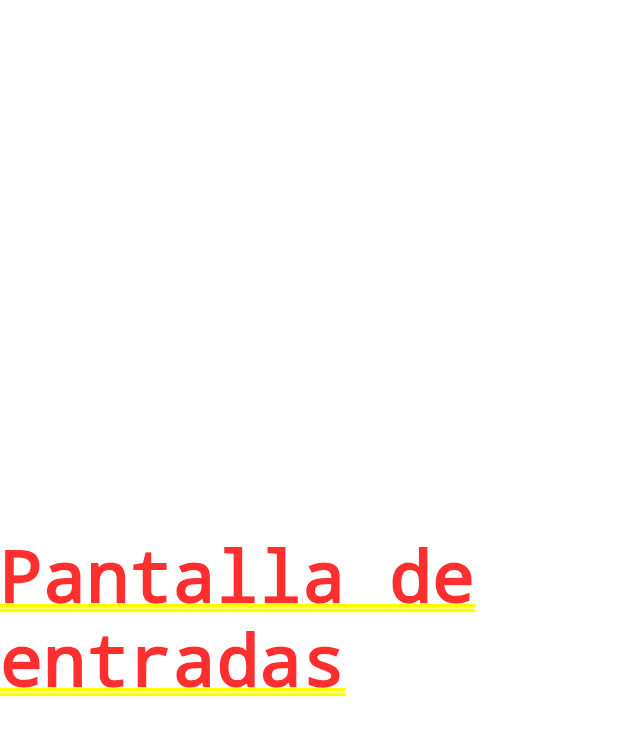
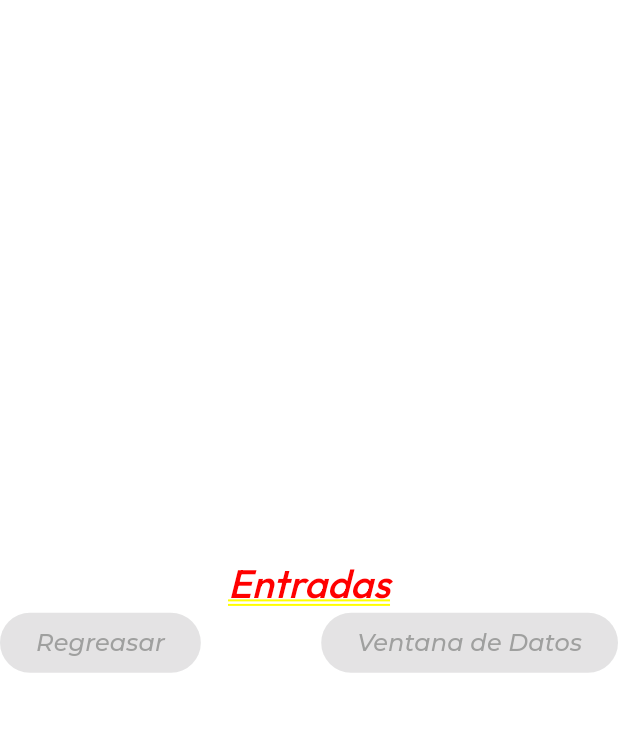
Before and after one commit to JesherI/componentes_flutter, a Flutter app: the screen it shows after launch, after a tap on "Entradas", on a phone screen of 412 x 824 dp. Shown: the top 736 px of the screen. Run offline on Flutter 3.47's test engine with Material 3 defaults, Android fonts, the phone set to English and light mode, and no system bars; our stand-ins replace google_fonts.

Commit message:
Adding ElevationDuttons in InputsScreen

```diff
--- a/lib/screens/input_screen.dart
+++ b/lib/screens/input_screen.dart
@@ -1,4 +1,5 @@
 import 'package:flutter/material.dart';
+import 'package:practica3/theme/app_theme.dart';
 
 class InputsScreen extends StatefulWidget {
   const InputsScreen({super.key});
@@ -10,8 +11,29 @@ class InputsScreen extends StatefulWidget {
 class _InputsScreenState extends State<InputsScreen> {
   @override
   Widget build(BuildContext context) {
-    return const Center(
-      child: Text('Pantalla de entradas'),
+    return Column(
+      mainAxisAlignment: MainAxisAlignment.center,
+      children: [
+        Text(
+          'Entradas',
+          style: AppTheme.lightTheme.textTheme.headlineLarge,
+        ),
+        Row(
+          mainAxisAlignment: MainAxisAlignment.spaceBetween,
+          children: [
+            ElevatedButton(
+              onPressed: null,
+              child: Text('Regreasar',
+                  style: AppTheme.lightTheme.textTheme.bodySmall),
+            ),
+            ElevatedButton(
+              onPressed: null,
+              child: Text('Ventana de Datos',
+                  style: AppTheme.lightTheme.textTheme.bodySmall),
+            ),
+          ],
+        ),
+      ],
     );
   }
 }
--- a/lib/theme/app_theme.dart
+++ b/lib/theme/app_theme.dart
@@ -6,7 +6,7 @@ class AppTheme {
   //Constante de color primario
   static const primaryColor = Color.fromARGB(255, 255, 0, 0);
   //Cosnatnate de color secundario
-  static const secondaryColor = Color.fromARGB(155, 0, 0, 0);
+  static const secondaryColor = Color.fromARGB(155, 115, 116, 114);
   //constante de color de fondo
   static const backColor = Color.fromARGB(218, 253, 213, 193);
   //Constante de tema
```
Also changed, not shown: lib/screens/home_screen.dart (+18 -0 lines).
